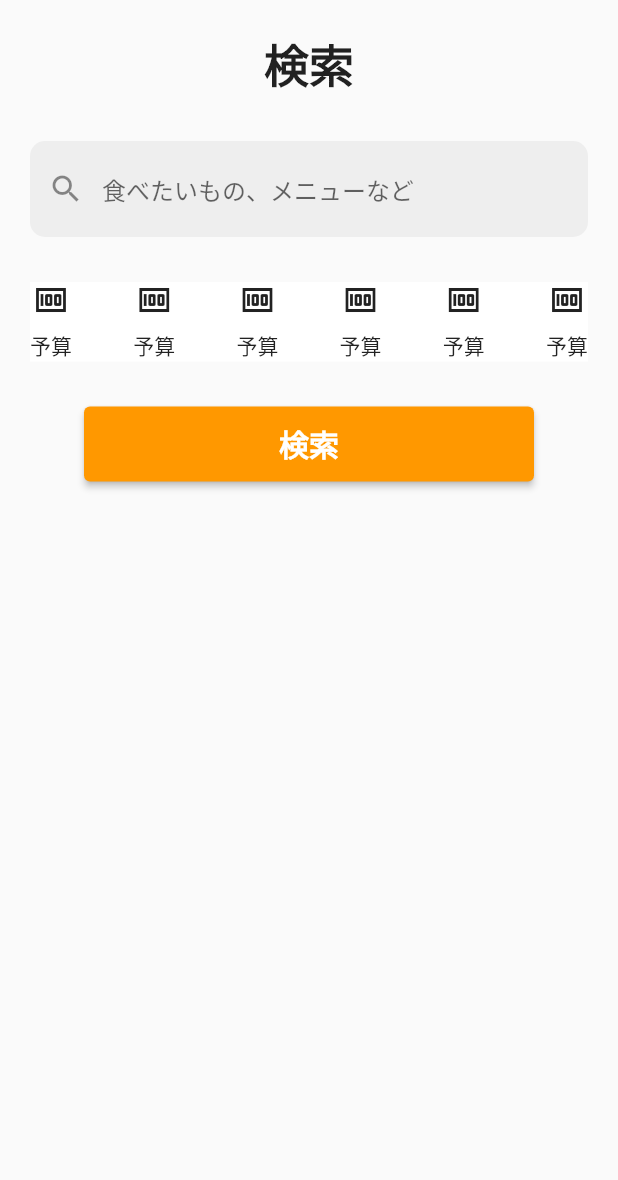
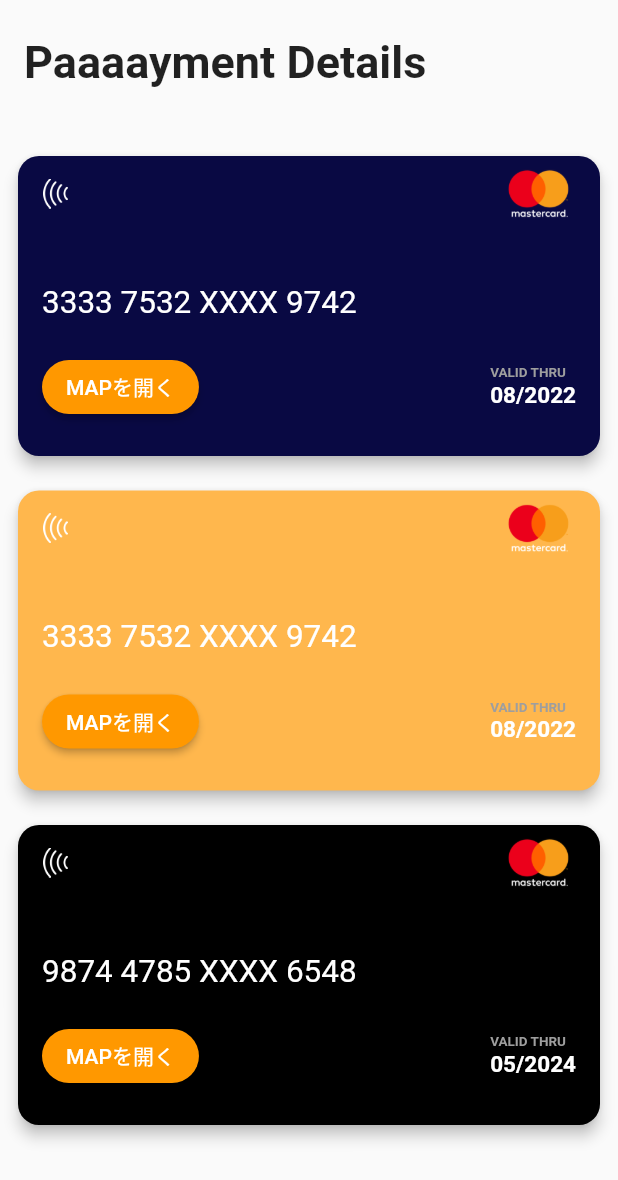
Before and after one commit to itoki-git/MyLunch, a Flutter app: the screen it shows after launch, after a tap on "検索", on a phone screen of 412 x 824 dp. Shown: the top 1180 px of the screen. Run offline on Flutter 3.47's test engine with Material 2 defaults, Android fonts, the phone set to English and light mode, and no system bars; Roboto replaces fonts that are missing (CourrierPrime).

Commit message:
ページ遷移実装

```diff
--- a/flutter_application/lib/card_page.dart
+++ b/flutter_application/lib/card_page.dart
@@ -1,6 +1,18 @@
 import 'package:flutter/material.dart';
 
 class CardPage extends StatelessWidget {
+  Widget build(BuildContext context) {
+    return MaterialApp(
+      home: Scaffold(
+        body: SafeArea(
+          child: Cards(),
+        ),
+      ),
+    );
+  }
+}
+
+class Cards extends StatelessWidget {
   @override
   Widget build(BuildContext context) {
     return SingleChildScrollView(
@@ -9,13 +21,7 @@ class CardPage extends StatelessWidget {
         child: Column(
           crossAxisAlignment: CrossAxisAlignment.start,
           children: <Widget>[
-            _buildTitleSection(
-                title: "Payment Details",
-                subTitle: "How would you like to pay ?"),
-            _buildAddCardButton(
-              icon: Icon(Icons.search),
-              color: Color(0xFF081603),
-            ),
+            _buildTitleSection(title: "Paaaayment Details", subTitle: ""),
             GestureDetector(
                 onTap: () {
                   print("ss");
--- a/flutter_application/lib/main.dart
+++ b/flutter_application/lib/main.dart
@@ -32,6 +32,9 @@ class MyApp extends StatelessWidget {
           primarySwatch: materialWhite,
         ),
         darkTheme: ThemeData.dark(),
+        routes: {
+          '/lunch': (context) => CardPage(),
+        },
         home: Scaffold(
           body: SafeArea(
             child: SearchPage(), //CardPage(),
--- a/flutter_application/lib/search_page.dart
+++ b/flutter_application/lib/search_page.dart
@@ -22,6 +22,7 @@ class SearchPage extends StatelessWidget {
                 decoration: InputDecoration(
                   prefixIcon: Icon(Icons.search),
                   hintText: '食べたいもの、メニューなど',
+                  hintStyle: TextStyle(color: Colors.black26),
                   filled: true,
                   fillColor: Colors.grey.shade200,
                   border: OutlineInputBorder(
@@ -108,7 +109,7 @@ class SearchPage extends StatelessWidget {
                       });
                 },
                 child: Container(
-                  decoration: BoxDecoration(color: Colors.white),
+                  decoration: BoxDecoration(color: Colors.black12),
                   child: Row(
                     children: <Widget>[
                       _buildIconButtonCulumn(Icons.money, "予算"),
@@ -133,15 +134,14 @@ class SearchPage extends StatelessWidget {
                 child: const Text(
                   '検索',
                   style: TextStyle(
-                      fontWeight: FontWeight.bold,
-                      fontSize: 20,
-                      color: Colors.white),
+                    fontWeight: FontWeight.bold,
+                    fontSize: 20,
+                  ),
                 ),
                 style: ElevatedButton.styleFrom(
-                    primary: Colors.orange,
-                    onPrimary: Colors.white,
-                    minimumSize: Size(300, 50)),
+                    primary: Colors.orange, minimumSize: Size(300, 50)),
                 onPressed: () {
+                  Navigator.pushNamed(context, '/lunch');
                   print("search!!");
                 },
               ),
```
